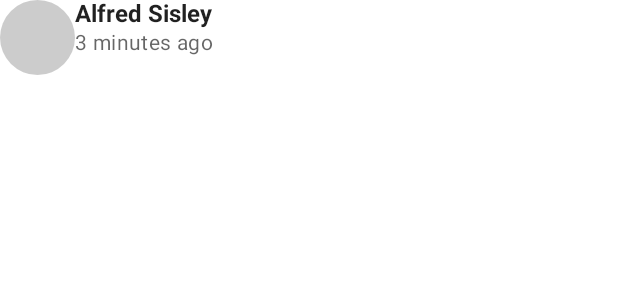
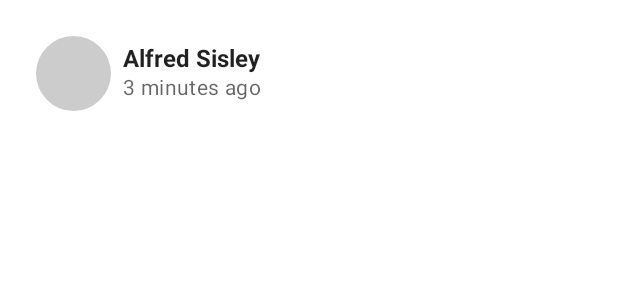
Before and after one commit to Aimannab/ComposableLayouts, an Android app built with Jetpack Compose: the @Preview function DefaultPreview, on a phone screen of 412 x 824 dp. Shown: the top 300 px of the screen. Run offline under Robolectric (Android 15) with nearby library versions, the phone set to English and light mode, and no system bars.

Commit message:
Add modifiers for photographer card. Usage of adding padding before and after the clickable() call

```diff
--- a/app/src/main/java/com/example/composablelayouts/MainActivity.kt
+++ b/app/src/main/java/com/example/composablelayouts/MainActivity.kt
@@ -3,14 +3,20 @@ package com.example.composablelayouts
 import android.os.Bundle
 import androidx.activity.ComponentActivity
 import androidx.activity.compose.setContent
+import androidx.compose.foundation.background
+import androidx.compose.foundation.clickable
 import androidx.compose.foundation.layout.Column
 import androidx.compose.foundation.layout.Row
+import androidx.compose.foundation.layout.padding
 import androidx.compose.foundation.layout.size
 import androidx.compose.foundation.shape.CircleShape
+import androidx.compose.foundation.shape.RoundedCornerShape
 import androidx.compose.material.*
 import androidx.compose.runtime.Composable
 import androidx.compose.runtime.CompositionLocalProvider
+import androidx.compose.ui.Alignment
 import androidx.compose.ui.Modifier
+import androidx.compose.ui.draw.clip
 import androidx.compose.ui.text.font.FontWeight
 import androidx.compose.ui.tooling.preview.Preview
 import androidx.compose.ui.unit.dp
@@ -31,8 +37,15 @@ class MainActivity : ComponentActivity() {
 }
 
 @Composable
-fun PhotographerCard() {
-    Row {
+fun PhotographerCard(modifier: Modifier = Modifier) {
+    Row(
+        modifier
+            .padding(8.dp) //is not included in the clickable area
+            .clip(RoundedCornerShape(4.dp))
+            .background(MaterialTheme.colors.surface)
+            .clickable(onClick = {"/* Ignoring onClick*/"})
+            .padding(16.dp) //is included in the clickable area
+    ) {
         Surface(
             modifier = Modifier.size(50.dp),
             shape = CircleShape,
@@ -40,7 +53,11 @@ fun PhotographerCard() {
         ) {
             //Image goes here
         }
-        Column {
+        Column(
+            modifier = Modifier
+                .padding(start = 8.dp)
+                .align(Alignment.CenterVertically)
+        ) {
             Text(text = "Alfred Sisley", fontWeight = FontWeight.Bold)
             CompositionLocalProvider(LocalContentAlpha provides ContentAlpha.medium) {
                 Text(text = "3 minutes ago", style = MaterialTheme.typography.body2)
```
